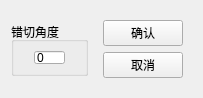
Qt form ui_sliderchoose.ui (pigundermoon/industry) before a commit.
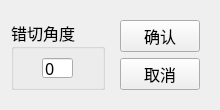
The same form after that commit.

```diff
--- a/ui_sliderchoose.ui
+++ b/ui_sliderchoose.ui
@@ -25,9 +25,15 @@
      <property name="maximumSize">
       <size>
        <width>16777215</width>
-       <height>54</height>
+       <height>70</height>
       </size>
      </property>
+     <property name="font">
+      <font>
+       <family>微软雅黑</family>
+       <pointsize>12</pointsize>
+      </font>
+     </property>
      <property name="title">
       <string>错切角度</string>
      </property>
@@ -46,6 +52,12 @@
           <height>16777215</height>
          </size>
         </property>
+        <property name="font">
+         <font>
+          <family>微软雅黑</family>
+          <pointsize>12</pointsize>
+         </font>
+        </property>
         <property name="text">
          <string>0</string>
         </property>
@@ -68,6 +80,12 @@
         <property name="enabled">
          <bool>true</bool>
         </property>
+        <property name="font">
+         <font>
+          <family>微软雅黑</family>
+          <pointsize>12</pointsize>
+         </font>
+        </property>
         <property name="text">
          <string>确认</string>
         </property>
@@ -78,6 +96,12 @@
       </item>
       <item>
        <widget class="QPushButton" name="cancel_button">
+        <property name="font">
+         <font>
+          <family>微软雅黑</family>
+          <pointsize>12</pointsize>
+         </font>
+        </property>
         <property name="text">
          <string>取消</string>
         </property>
```
Left out of the diff: 1 changed line with no effect on the pictures.
